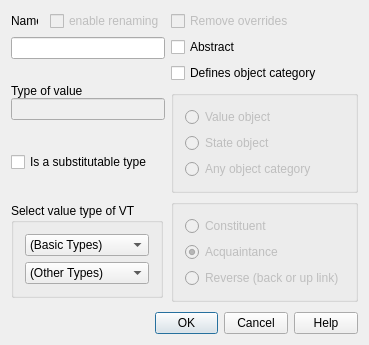
Qt form lavape/src/LavaPE_UI/idd_vtypebox.ui (berkus/lavape) before a commit.
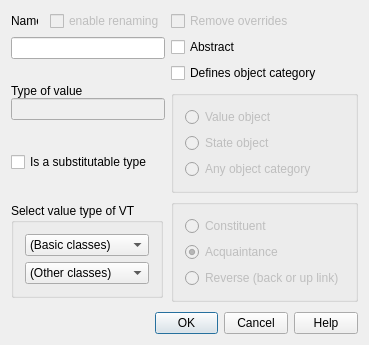
The same form after that commit.

```diff
--- a/lavape/src/LavaPE_UI/idd_vtypebox.ui
+++ b/lavape/src/LavaPE_UI/idd_vtypebox.ui
@@ -151,7 +151,7 @@
          <widget class="QComboBox" name="BasicTypes" >
           <item>
            <property name="text" >
-            <string>(Basic Types)</string>
+            <string>(Basic classes)</string>
            </property>
           </item>
          </widget>
@@ -160,7 +160,7 @@
          <widget class="QComboBox" name="NamedTypes" >
           <item>
            <property name="text" >
-            <string>(Other Types)</string>
+            <string>(Other classes)</string>
            </property>
           </item>
          </widget>
```
